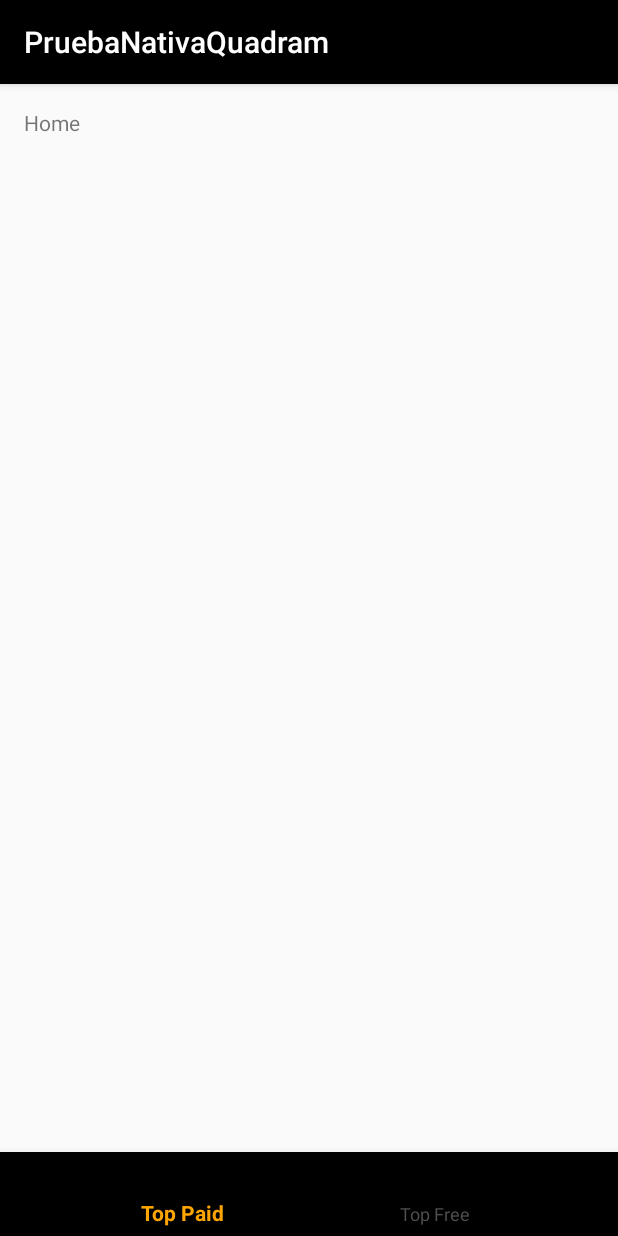
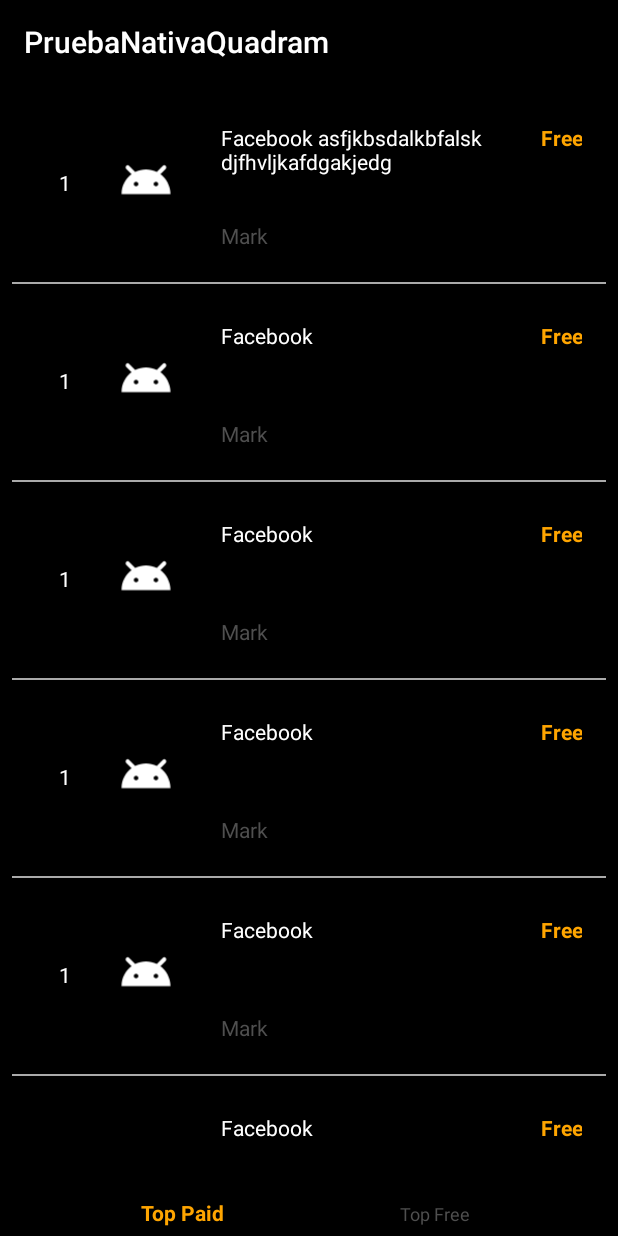
Before and after one commit to Gringo97/PruebaNativaQuadram, an Android app: the screen it shows after launch (MainActivity), on a phone screen of 412 x 824 dp. Run offline under Robolectric (Android 15) with nearby library versions, the phone set to English and light mode, and no system bars; pictures from the network do not load.

Commit message:
Created the models of data and also added the Recycler View with a ListAdapter.

```diff
--- /dev/null
+++ b/src/main/java/ruiz/delafuente/oscar/pruebanativaquadram/AppAdapter.java
@@ -0,0 +1,109 @@
+package ruiz.delafuente.oscar.pruebanativaquadram;
+
+import android.content.Context;
+import android.support.v7.widget.RecyclerView;
+import android.util.Log;
+import android.view.LayoutInflater;
+import android.view.View;
+import android.view.ViewGroup;
+import android.widget.ImageView;
+import android.widget.TextView;
+import com.bumptech.glide.Glide;
+import java.util.List;
+import ruiz.delafuente.oscar.pruebanativaquadram.Model.AppModel;
+
+import static android.support.constraint.Constraints.TAG;
+
+public class AppAdapter extends RecyclerView.Adapter<AppAdapter.MyViewHolder> {
+
+    private Context mContext;
+    private List<AppModel> appModelList;
+    private  CustomItemClickListener listener;
+
+
+    public class MyViewHolder extends RecyclerView.ViewHolder{
+        public TextView txtVAppNameCardView;
+        public TextView txtVNumberApp;
+        public TextView txtVAppPriceCardView;
+        public TextView txtVAppArtistCardView;
+        public ImageView imgAppCardView;
+
+
+
+
+        public MyViewHolder(View view) {
+            super(view);
+
+            txtVAppNameCardView = view.findViewById(R.id.txtViewAppNameCardView);
+            txtVAppArtistCardView = view.findViewById(R.id.txtVAppArtistCardView);
+            txtVAppPriceCardView = view.findViewById(R.id.txtVAppPriceCardView);
+            txtVNumberApp = view.findViewById(R.id.txtVNumberApp);
+            imgAppCardView = view.findViewById(R.id.imgAppCardView);
+
+
+        }
+
+
+
+    }
+
+
+
+
+    public AppAdapter(Context mContext, List<AppModel> appModelList, CustomItemClickListener listener) {
+        this.mContext = mContext;
+        this.appModelList = appModelList ;
+        this.listener = listener;
+    }
+
+    @Override
+    public MyViewHolder onCreateViewHolder(ViewGroup parent, int viewType) {
+        final View itemView = LayoutInflater.from(parent.getContext())
+                .inflate(R.layout.app_model_card, parent, false);
+        final MyViewHolder mViewHolder = new MyViewHolder(itemView);
+        itemView.setOnClickListener(new View.OnClickListener() {
+            @Override
+            public void onClick(View v) {
+                listener.onItemClick(v, (String) mViewHolder.txtVAppNameCardView.getText());
+            }
+        });
+        return  mViewHolder;
+    }
+
+    @Override
+    public void onBindViewHolder(final MyViewHolder holder, int position) {
+        AppModel appModel = appModelList.get(position);
+
+
+        holder.txtVAppNameCardView.setText(appModel.getAppName());
+        holder.txtVNumberApp.setText("1");
+        holder.txtVAppArtistCardView.setText(appModel.getAppArtist());
+
+        if(appModel.getAppPrice().equals(0.00)) {
+            holder.txtVAppPriceCardView.setText(String.valueOf(appModel.getAppPrice()));
+        }else {
+            holder.txtVAppPriceCardView.setText(R.string.free);
+        }
+        Log.v(" IMG-vURL",appModel.getAppImage());
+        try {
+            //Glide.with(mContext).load(appModel.getAppImage()).into(holder.imgAppCardView);
+
+
+            Glide.with(mContext).load(appModel.getAppImage())
+                    .override(80, 80).thumbnail(0.1f).centerCrop().error(R.drawable.ic_launcher_foreground)
+                    .into(holder.imgAppCardView);
+
+
+        }catch (Exception e){
+            Log.v("Exception Glide",e.getMessage());
+        }
+        //  Glide.with(mContext).load("https://is1-ssl.mzstatic.com/image/thumb/Purple125/v4/05/6e/c0/056ec02d-310e-d1ba-c888-3534578d9ed8/Prod-1x_U007emarketing-85-220-0-5.png/100x100bb-85.png").centerCrop().into(holder.imgAppCardView);
+
+
+    }
+
+    @Override
+    public int getItemCount() {
+        return appModelList.size();
+    }
+}
--- /dev/null
+++ b/src/main/java/ruiz/delafuente/oscar/pruebanativaquadram/CustomItemClickListener.java
@@ -0,0 +1,8 @@
+package ruiz.delafuente.oscar.pruebanativaquadram;
+
+import android.view.View;
+
+public interface CustomItemClickListener {
+
+     void onItemClick(View v, String  name);
+}
--- a/src/main/java/ruiz/delafuente/oscar/pruebanativaquadram/MainActivity.java
+++ b/src/main/java/ruiz/delafuente/oscar/pruebanativaquadram/MainActivity.java
@@ -4,12 +4,26 @@ import android.os.Bundle;
 import android.support.annotation.NonNull;
 import android.support.design.widget.BottomNavigationView;
 import android.support.v7.app.AppCompatActivity;
+import android.support.v7.widget.DefaultItemAnimator;
+import android.support.v7.widget.DividerItemDecoration;
+import android.support.v7.widget.GridLayoutManager;
+import android.support.v7.widget.RecyclerView;
+import android.util.Log;
 import android.view.MenuItem;
+import android.view.View;
 import android.widget.TextView;
 
+import java.util.ArrayList;
+import java.util.List;
+
+import ruiz.delafuente.oscar.pruebanativaquadram.Model.AppModel;
+import ruiz.delafuente.oscar.pruebanativaquadram.Utils.SimpleDividerItemDecoration;
+
 public class MainActivity extends AppCompatActivity {
-
-    private TextView mTextMessage;
+    private static final String TAG = "MainActivity" ;
+    private RecyclerView recyclerView;
+    private AppAdapter adapter;
+    private List<AppModel> appModelList;
 
     private BottomNavigationView.OnNavigationItemSelectedListener mOnNavigationItemSelectedListener
             = new BottomNavigationView.OnNavigationItemSelectedListener() {
@@ -18,10 +32,10 @@ public class MainActivity extends AppCompatActivity {
         public boolean onNavigationItemSelected(@NonNull MenuItem item) {
             switch (item.getItemId()) {
                 case R.id.navigation_home:
-                    mTextMessage.setText(R.string.title_home);
+
                     return true;
                 case R.id.navigation_dashboard:
-                    mTextMessage.setText(R.string.title_dashboard);
+
                     return true;
             }
             return false;
@@ -33,7 +47,32 @@ public class MainActivity extends AppCompatActivity {
         super.onCreate(savedInstanceState);
         setContentView(R.layout.activity_main);
 
-        mTextMessage = (TextView) findViewById(R.id.message);
+        recyclerView = findViewById(R.id.RecyclerViewAppList);
+        appModelList = new ArrayList<>();
+
+        //Dummy Data
+        appModelList.add(new AppModel("https://is1-ssl.mzstatic.com/image/thumb/Purple125/v4/05/6e/c0/056ec02d-310e-d1ba-c888-3534578d9ed8/Prod-1x_U007emarketing-85-220-0-5.png/100x100bb-85.png","Facebook asfjkbsdalkbfalskdjfhvljkafdgakjedg","Mark",9.99));
+       appModelList.add(new AppModel("https://is1-ssl.mzstatic.com/image/thumb/Purple125/v4/05/6e/c0/056ec02d-310e-d1ba-c888-3534578d9ed8/Prod-1x_U007emarketing-85-220-0-5.png/100x100bb-85.png","Facebook","Mark",9.99));
+        appModelList.add(new AppModel("https://is1-ssl.mzstatic.com/image/thumb/Purple125/v4/05/6e/c0/056ec02d-310e-d1ba-c888-3534578d9ed8/Prod-1x_U007emarketing-85-220-0-5.png/100x100bb-85.png","Facebook","Mark",9.99));
+        appModelList.add(new AppModel("https://is1-ssl.mzstatic.com/image/thumb/Purple125/v4/05/6e/c0/056ec02d-310e-d1ba-c888-3534578d9ed8/Prod-1x_U007emarketing-85-220-0-5.png/100x100bb-85.png","Facebook","Mark",9.99));
+        appModelList.add(new AppModel("https://is1-ssl.mzstatic.com/image/thumb/Purple125/v4/05/6e/c0/056ec02d-310e-d1ba-c888-3534578d9ed8/Prod-1x_U007emarketing-85-220-0-5.png/100x100bb-85.png","Facebook","Mark",9.99));
+        appModelList.add(new AppModel("https://is1-ssl.mzstatic.com/image/thumb/Purple125/v4/05/6e/c0/056ec02d-310e-d1ba-c888-3534578d9ed8/Prod-1x_U007emarketing-85-220-0-5.png/100x100bb-85.png","Facebook","Mark",9.99));
+
+        adapter = new AppAdapter(this, appModelList, new CustomItemClickListener() {
+            @Override
+            public void onItemClick(View v, String name) {
+                Log.d(TAG, "clicked position:" + name);
+            }
+        });
+
+        RecyclerView.LayoutManager mLayoutManager = new GridLayoutManager(this, 1);
+        recyclerView.setLayoutManager(mLayoutManager);
+        recyclerView.setItemAnimator(new DefaultItemAnimator());
+        recyclerView.setAdapter(adapter);
+        recyclerView.addItemDecoration(new SimpleDividerItemDecoration(this));
+
+
+
         BottomNavigationView navigation = (BottomNavigationView) findViewById(R.id.navigation);
         navigation.setOnNavigationItemSelectedListener(mOnNavigationItemSelectedListener);
     }
--- /dev/null
+++ b/src/main/java/ruiz/delafuente/oscar/pruebanativaquadram/Model/AppModel.java
@@ -0,0 +1,53 @@
+package ruiz.delafuente.oscar.pruebanativaquadram.Model;
+
+public class AppModel {
+
+    private String appImage;
+    private String appName;
+    private String appArtist;
+    private Double appPrice;
+
+    public AppModel(){
+
+    }
+
+    public AppModel(String appImage, String appName, String appArtist, Double appPrice) {
+        this.appImage = appImage;
+        this.appName = appName;
+        this.appArtist = appArtist;
+        this.appPrice = appPrice;
+    }
+
+
+    public String getAppImage() {
+        return appImage;
+    }
+
+    public void setAppImage(String appImage) {
+        this.appImage = appImage;
+    }
+
+    public String getAppName() {
+        return appName;
+    }
+
+    public void setAppName(String appName) {
+        this.appName = appName;
+    }
+
+    public String getAppArtist() {
+        return appArtist;
+    }
+
+    public void setAppArtist(String appArtist) {
+        this.appArtist = appArtist;
+    }
+
+    public Double getAppPrice() {
+        return appPrice;
+    }
+
+    public void setAppPrice(Double appPrice) {
+        this.appPrice = appPrice;
+    }
+}
--- /dev/null
+++ b/src/main/java/ruiz/delafuente/oscar/pruebanativaquadram/Utils/SimpleDividerItemDecoration.java
@@ -0,0 +1,36 @@
+package ruiz.delafuente.oscar.pruebanativaquadram.Utils;
+
+import android.content.Context;
+import android.graphics.Canvas;
+import android.graphics.drawable.Drawable;
+import android.support.v7.widget.RecyclerView;
+import android.view.View;
+
+import ruiz.delafuente.oscar.pruebanativaquadram.R;
+
+public class SimpleDividerItemDecoration extends RecyclerView.ItemDecoration{
+    private Drawable mDivider;
+
+    public SimpleDividerItemDecoration(Context context) {
+        mDivider = context.getResources().getDrawable(R.drawable.line_divider);
+    }
+
+    @Override
+    public void onDrawOver(Canvas c, RecyclerView parent, RecyclerView.State state) {
+        int left = parent.getPaddingLeft();
+        int right = parent.getWidth() - parent.getPaddingRight();
+
+        int childCount = parent.getChildCount();
+        for (int i = 0; i < childCount; i++) {
+            View child = parent.getChildAt(i);
+
+            RecyclerView.LayoutParams params = (RecyclerView.LayoutParams) child.getLayoutParams();
+
+            int top = child.getBottom() + params.bottomMargin;
+            int bottom = top + mDivider.getIntrinsicHeight();
+
+            mDivider.setBounds(left, top, right, bottom);
+            mDivider.draw(c);
+        }
+    }
+}
--- /dev/null
+++ b/src/main/res/drawable/line_divider.xml
@@ -0,0 +1,10 @@
+<?xml version="1.0" encoding="utf-8"?>
+<shape xmlns:android="http://schemas.android.com/apk/res/android"
+    android:shape="rectangle">
+
+    <size
+        android:width="1dp"
+        android:height="1dp" />
+    <solid android:color="@android:color/darker_gray" />
+
+</shape>
--- a/src/main/res/layout/activity_main.xml
+++ b/src/main/res/layout/activity_main.xml
@@ -5,17 +5,19 @@
     android:id="@+id/container"
     android:layout_width="match_parent"
     android:layout_height="match_parent"
+    android:background="@color/colorPrimary"
     tools:context=".MainActivity">
 
-    <TextView
-        android:id="@+id/message"
-        android:layout_width="wrap_content"
-        android:layout_height="wrap_content"
-        android:layout_marginLeft="@dimen/activity_horizontal_margin"
-        android:layout_marginStart="@dimen/activity_horizontal_margin"
-        android:layout_marginTop="@dimen/activity_vertical_margin"
-        android:text="@string/title_home"
-        app:layout_constraintLeft_toLeftOf="parent"
+    <android.support.v7.widget.RecyclerView
+        android:id="@+id/RecyclerViewAppList"
+        android:layout_width="0dp"
+        android:layout_height="0dp"
+        android:layout_marginEnd="8dp"
+        android:layout_marginStart="8dp"
+        android:background="@color/colorPrimary"
+        app:layout_constraintBottom_toTopOf="@+id/navigation"
+        app:layout_constraintEnd_toEndOf="parent"
+        app:layout_constraintStart_toStartOf="parent"
         app:layout_constraintTop_toTopOf="parent" />
 
     <android.support.design.widget.BottomNavigationView
--- /dev/null
+++ b/src/main/res/layout/app_model_card.xml
@@ -0,0 +1,94 @@
+<?xml version="1.0" encoding="utf-8"?>
+<LinearLayout xmlns:android="http://schemas.android.com/apk/res/android"
+    android:layout_width="match_parent"
+    android:layout_height="wrap_content"
+    xmlns:card_view="http://schemas.android.com/apk/res-auto">
+
+    <android.support.v7.widget.CardView
+        android:id="@+id/card_view"
+        android:layout_width="match_parent"
+        android:layout_height="match_parent"
+        android:layout_gravity="center"
+        android:layout_margin="@dimen/activity_horizontal_margin"
+        card_view:cardBackgroundColor="@color/colorPrimary"
+        card_view:cardCornerRadius="@dimen/card_album_radius"
+        card_view:cardElevation="0dp">
+
+
+        <LinearLayout
+            android:layout_width="match_parent"
+            android:layout_height="match_parent"
+            android:orientation="vertical">
+
+            <LinearLayout
+                android:layout_width="match_parent"
+                android:layout_height="match_parent"
+                android:gravity="center_vertical"
+                android:orientation="horizontal">
+
+                <TextView
+                    android:id="@+id/txtVNumberApp"
+                    android:layout_width="wrap_content"
+                    android:layout_height="wrap_content"
+
+
+                    android:layout_marginLeft="15dp"
+                    android:gravity="center_vertical"
+                    android:text="1"
+                    android:textColor="@android:color/white" />
+
+                <ImageView
+                    android:id="@+id/imgAppCardView"
+                    android:layout_width="80dp"
+                    android:layout_height="80dp"
+                    android:layout_margin="10dp"
+                    android:layout_marginBottom="10dp"
+                    android:layout_marginLeft="10dp"
+                    android:layout_marginTop="10dp"
+                    android:contentDescription="App Image"
+                    card_view:srcCompat="@android:drawable/sym_def_app_icon" />
+
+                <LinearLayout
+                    android:layout_width="match_parent"
+                    android:layout_height="match_parent"
+                    android:orientation="vertical">
+
+                    <LinearLayout
+                        android:layout_width="match_parent"
+                        android:layout_height="75dp"
+                        android:orientation="horizontal">
+
+                        <TextView
+                            android:id="@+id/txtViewAppNameCardView"
+                            android:layout_width="match_parent"
+                            android:layout_height="match_parent"
+                            android:layout_marginTop="10dp"
+                            android:layout_weight="2"
+                            android:text="TextView"
+                            android:textColor="@android:color/white" />
+
+                        <TextView
+                            android:id="@+id/txtVAppPriceCardView"
+                            android:layout_width="match_parent"
+                            android:layout_height="wrap_content"
+                            android:layout_marginTop="10dp"
+                            android:layout_weight="6"
+                            android:text="4,95€"
+                            android:textAlignment="textEnd"
+                            android:textColor="@color/colorOrange"
+                            android:textStyle="bold" />
+                    </LinearLayout>
+
+                    <TextView
+                        android:id="@+id/txtVAppArtistCardView"
+                        android:layout_width="match_parent"
+                        android:layout_height="wrap_content"
+                        android:text="TextView"
+                        android:textColor="@color/colorDarkGrey" />
+                </LinearLayout>
+
+            </LinearLayout>
+        </LinearLayout>
+    </android.support.v7.widget.CardView>
+
+</LinearLayout>
--- a/src/main/res/values/colors.xml
+++ b/src/main/res/values/colors.xml
@@ -4,6 +4,6 @@
     <color name="colorPrimaryDark">#000000</color>
     <color name="colorAccent">#FF4081</color>
     <color name="colorOrange">#ffa500</color>
-    <color name="colorDarkGrey">#4F4F4F</color>
+    <color name="colorDarkGrey">#4f4f4f</color>
 
 </resources>
--- a/src/main/res/values/strings.xml
+++ b/src/main/res/values/strings.xml
@@ -5,4 +5,5 @@
     <string name="title_notifications">Notifications</string>
     <string name="navigation_top_paid">Top Paid</string>
     <string name="navigation_top_free">Top Free</string>
+    <string name="free">Free</string>
 </resources>
```
Also changed, not shown: build.gradle (+12 -0 lines), src/main/java/ruiz/delafuente/oscar/pruebanativaquadram/Model/AppModelDetail.java (added, +104 -0 lines), src/main/res/values/dimens.xml (+16 -0 lines), 1 other file.
